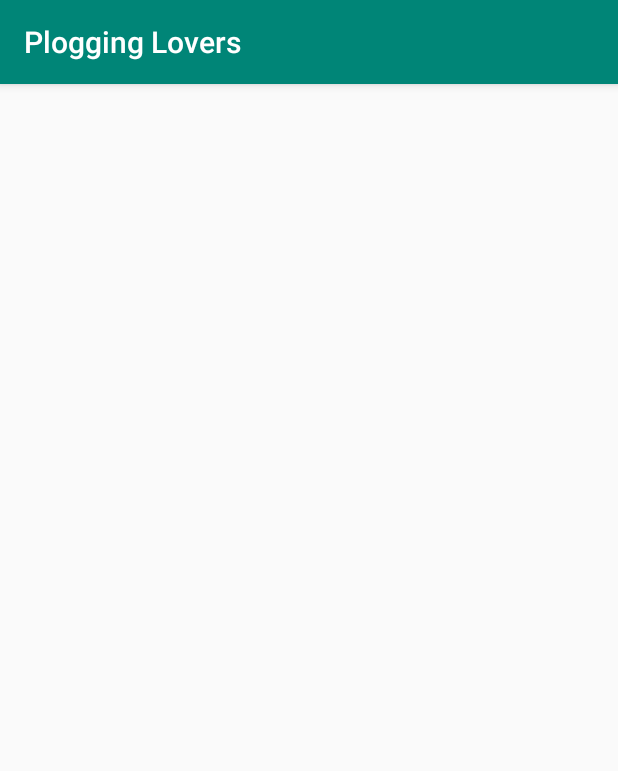
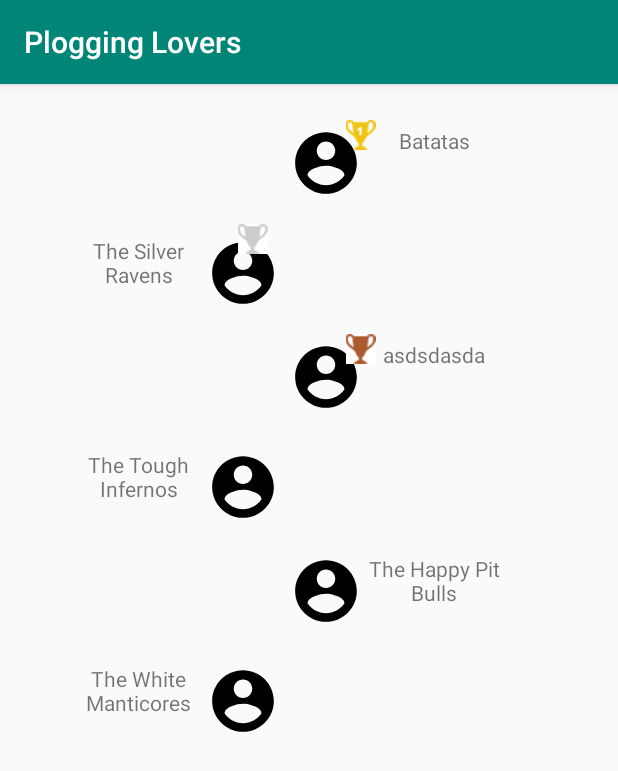
Before and after one commit to iMikeZz/PLmobileApp, an Android app: the screen it shows after launch once a user with an empty profile is signed in (ContactsActivity before the commit, RankingActivity after it), after a tap on "TESTING", on a phone screen of 412 x 824 dp. Shown: the top 771 px of the screen. Run offline under Robolectric (Android 15) with nearby library versions, the phone set to English and light mode, and no system bars; our stand-ins replace Firebase (no records; nobody signed in at launch, a user with empty details on screens opened directly); libraries missing offline, so code that uses them is left out: io.github.tonnyl.light.

Commit message:
Ranking List 1.0

```diff
--- a/app/src/main/AndroidManifest.xml
+++ b/app/src/main/AndroidManifest.xml
@@ -16,7 +16,8 @@
         android:roundIcon="@mipmap/ic_launcher_round"
         android:supportsRtl="true"
         android:theme="@style/AppTheme">
-        <activity android:name=".ActivitiesActivity"></activity>
+        <activity android:name=".RankingActivity"></activity>
+        <activity android:name=".ActivitiesActivity" />
         <activity android:name=".ContactsActivity" />
         <activity android:name=".FindGarbageActivity" />
         <activity
--- a/app/src/main/java/com/example/plogginglovers/Adapters/ContactsListAdapter.java
+++ b/app/src/main/java/com/example/plogginglovers/Adapters/ContactsListAdapter.java
@@ -41,22 +41,19 @@ public class ContactsListAdapter extends ArrayAdapter<Contact>{
         // Check if an existing view is being reused, otherwise inflate the view
         ViewHolder viewHolder; // view lookup cache stored in tag
 
-        final View result;
-
         if (convertView == null) {
             viewHolder = new ViewHolder();
             LayoutInflater inflater = LayoutInflater.from(getContext());
             convertView = inflater.inflate(R.layout.contact_item, parent, false);
+
+            //todo maybe change to viewholder construtor
             viewHolder.txtName = (TextView) convertView.findViewById(R.id.txtContactName);
             viewHolder.txtNumber = (TextView) convertView.findViewById(R.id.txtContactNumber);
             viewHolder.contact = (ImageView) convertView.findViewById(R.id.callImage);
 
-            result=convertView;
-
             convertView.setTag(viewHolder);
         } else {
             viewHolder = (ViewHolder) convertView.getTag();
-            result=convertView;
         }
 
         /*
--- /dev/null
+++ b/app/src/main/java/com/example/plogginglovers/Adapters/RankingListAdapter.java
@@ -0,0 +1,108 @@
+package com.example.plogginglovers.Adapters;
+
+import android.app.Activity;
+import android.view.LayoutInflater;
+import android.view.View;
+import android.view.ViewGroup;
+import android.widget.ArrayAdapter;
+import android.widget.ImageView;
+import android.widget.TextView;
+
+import com.example.plogginglovers.Model.Team;
+import com.example.plogginglovers.R;
+
+import java.util.List;
+
+public class RankingListAdapter extends ArrayAdapter<Team> {
+    private Activity activity;
+
+    public RankingListAdapter(Activity activity, int resource, List<Team> objects) {
+        super(activity, resource, objects);
+        this.activity = activity;
+    }
+
+    @Override
+    public int getViewTypeCount() {
+        // return the total number of view types. this value should never change
+        // at runtime
+        return 2;
+    }
+
+    @Override
+    public int getItemViewType(int position) {
+        // return a value between 0 and (getViewTypeCount - 1)
+        return position % 2;
+    }
+
+    @Override
+    public View getView(int position, View convertView, ViewGroup parent) {
+        ViewHolder holder = null;
+
+        // inflate layout from xml
+        LayoutInflater inflater = (LayoutInflater) activity.getSystemService(Activity.LAYOUT_INFLATER_SERVICE);
+
+        int layoutResource = 0; // determined by view type
+        int viewType = getItemViewType(position);
+        switch (viewType) {
+            case 0:
+                layoutResource = R.layout.ranking_right_item;
+                break;
+            case 1:
+                layoutResource = R.layout.ranking_left_item;
+                break;
+        }
+
+        if (convertView != null) {
+            holder = (ViewHolder) convertView.getTag();
+        } else {
+            convertView = inflater.inflate(layoutResource, parent, false);
+            holder = new ViewHolder(convertView);
+            convertView.setTag(holder);
+        }
+
+        /*
+        // set data to views
+        if (getItem(position).isGender()) {
+            holder.gender.setImageResource(R.drawable.male);
+        } else {
+            holder.gender.setImageResource(R.drawable.female);
+        }
+
+        */
+        switch (position){
+            case 0:
+                holder.trophy.setImageResource(R.drawable.first);
+                break;
+            case 1:
+                holder.trophy.setImageResource(R.drawable.second);
+                break;
+            case 2:
+                holder.trophy.setImageResource(R.drawable.third);
+                break;
+            default:
+                holder.trophy.setImageDrawable(null);
+                break;
+        }
+
+        holder.name.setText(getItem(position).getName());
+
+        return convertView;
+    }
+
+    @Override
+    public boolean isEnabled(int position) {
+        return false;
+    }
+
+    private class ViewHolder {
+        private TextView name;
+        private ImageView teamImage;
+        private ImageView trophy;
+
+        public ViewHolder(View v) {
+            name = (TextView) v.findViewById(R.id.txtViewName);
+            teamImage = (ImageView) v.findViewById(R.id.teamImage);
+            trophy = (ImageView) v.findViewById(R.id.trophy);
+        }
+    }
+}
--- a/app/src/main/java/com/example/plogginglovers/Home.java
+++ b/app/src/main/java/com/example/plogginglovers/Home.java
@@ -67,7 +67,8 @@ public class Home extends AppCompatActivity
                 //startActivity(ChatActivity.getIntent(Home.this));
                 //startActivity(ApiUsersTestActivity.getIntent(Home.this));
                 //startActivity(EcopontosActivity.getIntent(Home.this));
-                startActivity(ContactsActivity.getIntent(Home.this));
+                //startActivity(ContactsActivity.getIntent(Home.this));
+                startActivity(RankingActivity.getIntent(Home.this));
             }
         });
 
--- /dev/null
+++ b/app/src/main/java/com/example/plogginglovers/Model/Team.java
@@ -0,0 +1,28 @@
+package com.example.plogginglovers.Model;
+
+public class Team {
+
+    private String name;
+    private int score;
+
+    public Team(String name, int score) {
+        this.name = name;
+        this.score = score;
+    }
+
+    public String getName() {
+        return name;
+    }
+
+    public void setName(String name) {
+        this.name = name;
+    }
+
+    public int getScore() {
+        return score;
+    }
+
+    public void setScore(int score) {
+        this.score = score;
+    }
+}
--- /dev/null
+++ b/app/src/main/java/com/example/plogginglovers/RankingActivity.java
@@ -0,0 +1,46 @@
+package com.example.plogginglovers;
+
+import androidx.appcompat.app.AppCompatActivity;
+
+import android.content.Context;
+import android.content.Intent;
+import android.os.Bundle;
+import android.view.View;
+import android.widget.AdapterView;
+import android.widget.ArrayAdapter;
+import android.widget.ListView;
+
+import com.example.plogginglovers.Adapters.RankingListAdapter;
+import com.example.plogginglovers.Model.Team;
+
+import java.util.ArrayList;
+
+public class RankingActivity extends AppCompatActivity {
+
+    private ArrayList<Team> teams;
+
+    @Override
+    protected void onCreate(Bundle savedInstanceState) {
+        super.onCreate(savedInstanceState);
+        setContentView(R.layout.activity_ranking);
+
+        teams = new ArrayList<>();
+        teams.add(new Team("Batatas", 123));
+        teams.add(new Team("The Silver Ravens", 123));
+        teams.add(new Team("asdsdasda", 1231));
+        teams.add(new Team("The Tough Infernos", 1231));
+        teams.add(new Team("The Happy Pit Bulls", 123));
+        teams.add(new Team("The White Manticores", 123));
+
+        ListView activeActivitiesList = findViewById(R.id.rankingList);
+
+        ArrayAdapter adapter = new RankingListAdapter(this, R.layout.ranking_left_item, teams);
+
+        activeActivitiesList.setAdapter(adapter);
+    }
+
+
+    public static Intent getIntent(Context context){
+        return new Intent(context, RankingActivity.class);
+    }
+}
--- /dev/null
+++ b/app/src/main/res/layout/activity_ranking.xml
@@ -0,0 +1,18 @@
+<?xml version="1.0" encoding="utf-8"?>
+<androidx.constraintlayout.widget.ConstraintLayout xmlns:android="http://schemas.android.com/apk/res/android"
+    xmlns:app="http://schemas.android.com/apk/res-auto"
+    xmlns:tools="http://schemas.android.com/tools"
+    android:layout_width="match_parent"
+    android:layout_height="match_parent"
+    tools:context=".RankingActivity">
+
+    <ListView
+        android:id="@+id/rankingList"
+        android:layout_width="395dp"
+        android:layout_height="587dp"
+        android:layout_marginStart="8dp"
+        android:layout_marginTop="8dp"
+        app:layout_constraintStart_toStartOf="parent"
+        app:layout_constraintTop_toTopOf="parent"
+        android:divider="@null"/>
+</androidx.constraintlayout.widget.ConstraintLayout>
--- /dev/null
+++ b/app/src/main/res/layout/ranking_left_item.xml
@@ -0,0 +1,39 @@
+<?xml version="1.0" encoding="utf-8"?>
+<androidx.constraintlayout.widget.ConstraintLayout xmlns:android="http://schemas.android.com/apk/res/android"
+    xmlns:app="http://schemas.android.com/apk/res-auto"
+    xmlns:tools="http://schemas.android.com/tools"
+    android:layout_width="match_parent"
+    android:layout_height="match_parent"
+    android:orientation="vertical">
+
+    <ImageView
+        android:id="@+id/teamImage"
+        android:layout_width="52dp"
+        android:layout_height="49dp"
+        android:layout_marginStart="128dp"
+        android:layout_marginTop="24dp"
+        app:layout_constraintStart_toStartOf="parent"
+        app:layout_constraintTop_toTopOf="parent"
+        app:srcCompat="@drawable/ic_account_circle_black_24dp" />
+
+    <TextView
+        android:id="@+id/txtViewName"
+        android:layout_width="88dp"
+        android:layout_height="42dp"
+        android:layout_marginStart="40dp"
+        android:layout_marginTop="24dp"
+        android:textAlignment="center"
+        app:layout_constraintStart_toStartOf="parent"
+        app:layout_constraintTop_toTopOf="parent" />
+
+    <ImageView
+        android:id="@+id/trophy"
+        android:layout_width="22dp"
+        android:layout_height="20dp"
+        android:layout_marginTop="16dp"
+        android:layout_marginEnd="224dp"
+        app:layout_constraintEnd_toEndOf="parent"
+        app:layout_constraintTop_toTopOf="parent"
+        app:srcCompat="@drawable/first" />
+
+</androidx.constraintlayout.widget.ConstraintLayout>
--- /dev/null
+++ b/app/src/main/res/layout/ranking_right_item.xml
@@ -0,0 +1,39 @@
+<?xml version="1.0" encoding="utf-8"?>
+<androidx.constraintlayout.widget.ConstraintLayout xmlns:android="http://schemas.android.com/apk/res/android"
+    xmlns:app="http://schemas.android.com/apk/res-auto"
+    xmlns:tools="http://schemas.android.com/tools"
+    android:layout_width="match_parent"
+    android:layout_height="match_parent"
+    android:orientation="vertical">
+
+    <ImageView
+        android:id="@+id/teamImage"
+        android:layout_width="52dp"
+        android:layout_height="49dp"
+        android:layout_marginTop="20dp"
+        android:layout_marginEnd="160dp"
+        app:layout_constraintEnd_toEndOf="parent"
+        app:layout_constraintTop_toTopOf="parent"
+        app:srcCompat="@drawable/ic_account_circle_black_24dp" />
+
+    <TextView
+        android:id="@+id/txtViewName"
+        android:layout_width="92dp"
+        android:layout_height="32dp"
+        android:layout_marginTop="20dp"
+        android:layout_marginEnd="68dp"
+        android:textAlignment="center"
+        app:layout_constraintEnd_toEndOf="parent"
+        app:layout_constraintTop_toTopOf="parent" />
+
+    <ImageView
+        android:id="@+id/trophy"
+        android:layout_width="22dp"
+        android:layout_height="20dp"
+        android:layout_marginTop="16dp"
+        android:layout_marginEnd="152dp"
+        app:layout_constraintEnd_toEndOf="parent"
+        app:layout_constraintTop_toTopOf="parent"
+        app:srcCompat="@drawable/first" />
+
+</androidx.constraintlayout.widget.ConstraintLayout>
```
Also changed, not shown: app/src/main/res/drawable/first.png (added), app/src/main/res/drawable/second.png (added), app/src/main/res/drawable/third.png (added).
